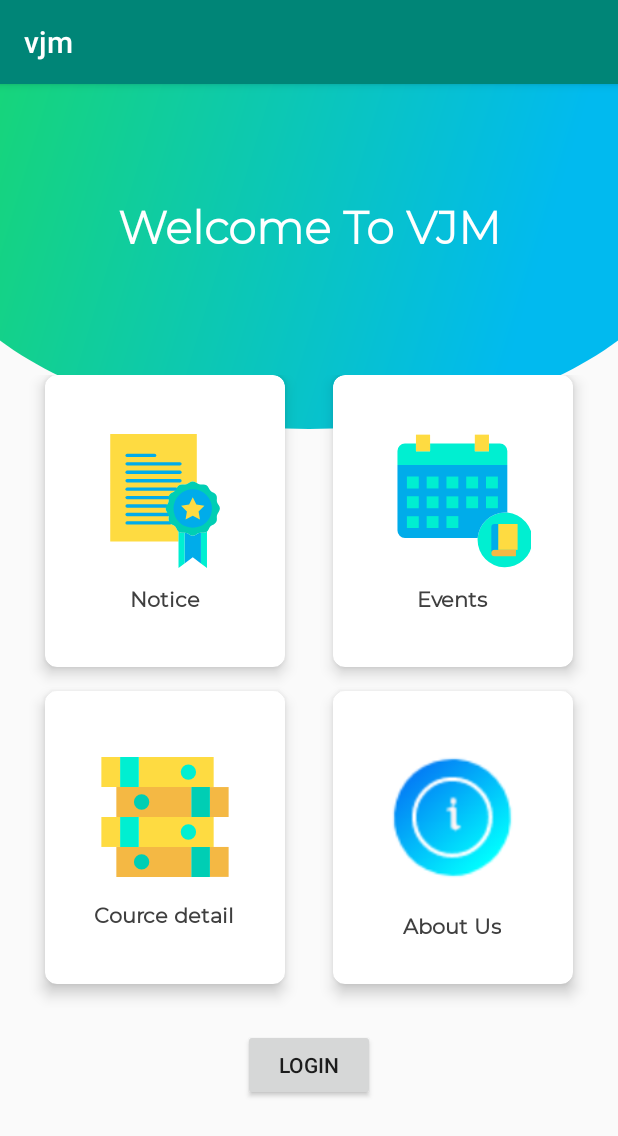
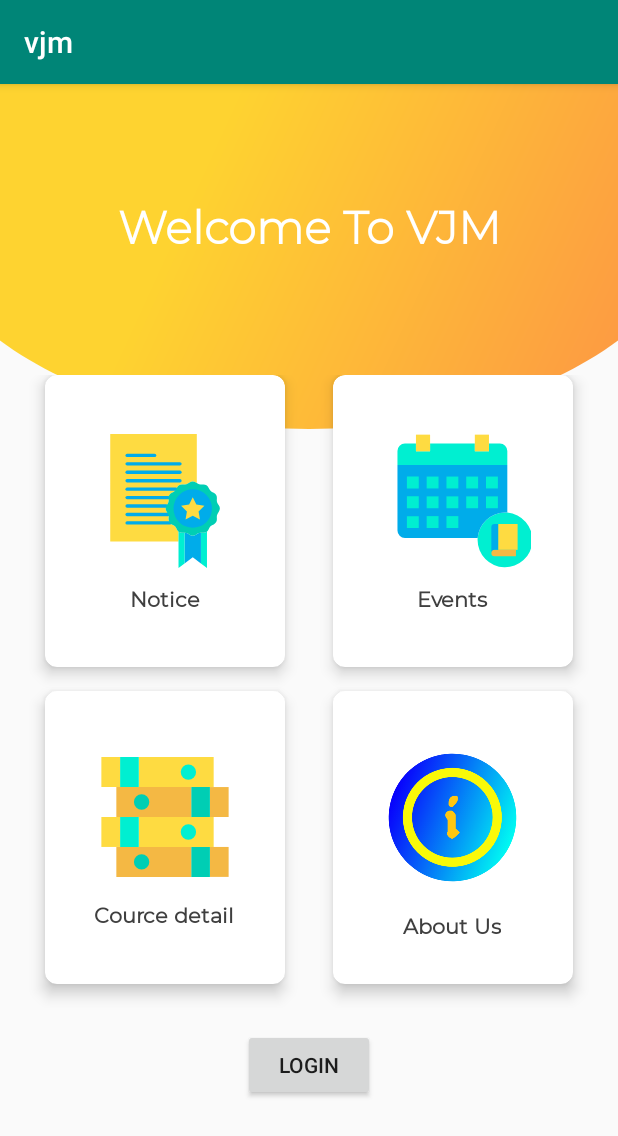
Before and after one commit to vkherani/VJM, an Android app: the screen it shows after launch (MainActivity), on a phone screen of 412 x 824 dp. Shown: the top 1136 px of the screen. Run offline under Robolectric (Android 15) with nearby library versions, the phone set to English and light mode, and no system bars.

Commit message:
design change by kunj

```diff
--- /dev/null
+++ b/app/src/main/res/drawable/btn_design.xml
@@ -0,0 +1,5 @@
+<?xml version="1.0" encoding="utf-8"?>
+<shape xmlns:android="http://schemas.android.com/apk/res/android" >
+    <gradient android:startColor="#fed330" android:endColor="#fa8231" android:angle="360"/>
+    <corners android:radius="50dp"/>
+</shape>
--- a/app/src/main/res/drawable/ic_bg_topheader.xml
+++ b/app/src/main/res/drawable/ic_bg_topheader.xml
@@ -9,12 +9,12 @@
     <aapt:attr name="android:fillColor">
       <gradient
           android:startY="14.208"
-          android:startX="-280.8"
+          android:startX="414"
           android:endY="380.656"
-          android:endX="921.24"
+          android:endX="1200.24"
           android:type="linear">
-        <item android:offset="0" android:color="#FF1CDC5C"/>
-        <item android:offset="1" android:color="#FF01BAEF"/>
+        <item android:offset="0" android:color="#fed330"/>
+        <item android:offset="1" android:color="#fd9644"/>
       </gradient>
     </aapt:attr>
   </path>
```
Also changed, not shown: app/src/main/res/drawable/ic_person_add_black_24dp.xml (added, +9 -0 lines), app/src/main/res/drawable/ic_person_black_24dp.xml (added, +9 -0 lines), app/src/main/res/drawable/login.xml (added, +9 -0 lines), app/src/main/res/drawable/about.png.
